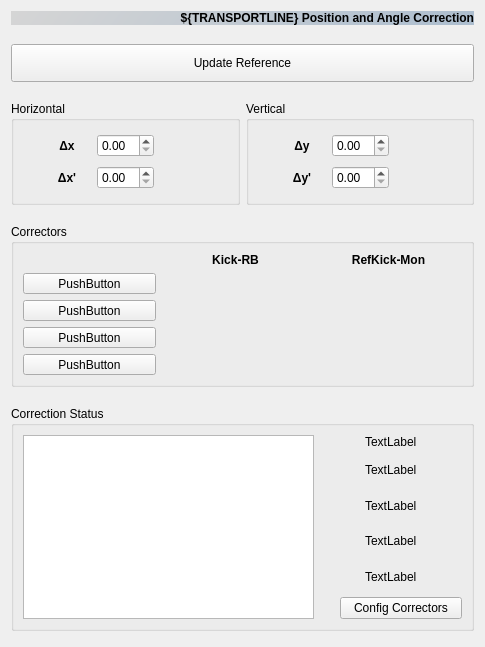
The window that pyqt-apps/siriushla/as_ap_posang/ui_as_ap_posang.ui (lnls-sirius/hla) describes before a commit, drawn with Qt 5.
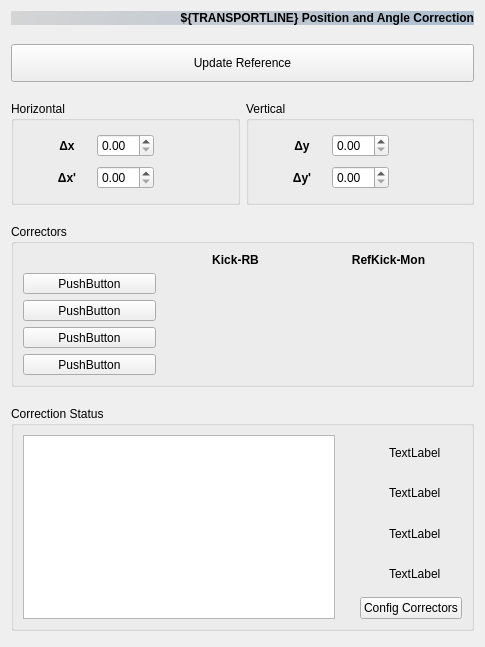
The same window after the commit. Custom widgets are drawn as their Qt base class.

Commit message: MNT: remove TB PosAng CHCH

```diff
--- a/pyqt-apps/siriushla/as_ap_posang/ui_as_ap_posang.ui
+++ b/pyqt-apps/siriushla/as_ap_posang/ui_as_ap_posang.ui
@@ -998,8 +998,8 @@
      <property name="title">
       <string>Correction Status</string>
      </property>
-     <layout class="QGridLayout" name="gridLayout_4" columnstretch="15,1,1,5">
-      <item row="1" column="2">
+     <layout class="QGridLayout" name="gridLayout_4" columnstretch="15,1,1,5,0">
+      <item row="1" column="3">
        <widget class="SiriusLedAlert" name="SiriusLedAlert">
         <property name="sizePolicy">
          <sizepolicy hsizetype="Preferred" vsizetype="Preferred">
@@ -1009,13 +1009,13 @@
         </property>
         <property name="minimumSize">
          <size>
-          <width>0</width>
+          <width>23</width>
           <height>0</height>
          </size>
         </property>
         <property name="maximumSize">
          <size>
-          <width>16777215</width>
+          <width>23</width>
           <height>16777215</height>
          </size>
         </property>
@@ -1036,7 +1036,7 @@
         </property>
        </widget>
       </item>
-      <item row="1" column="3">
+      <item row="1" column="4">
        <widget class="QLabel" name="label_status0">
         <property name="sizePolicy">
          <sizepolicy hsizetype="Preferred" vsizetype="Expanding">
@@ -1052,7 +1052,7 @@
         </property>
        </widget>
       </item>
-      <item row="2" column="2">
+      <item row="2" column="3">
        <widget class="SiriusLedAlert" name="SiriusLedAlert_2">
         <property name="sizePolicy">
          <sizepolicy hsizetype="Preferred" vsizetype="Preferred">
@@ -1089,7 +1089,7 @@
         </property>
        </widget>
       </item>
-      <item row="2" column="3">
+      <item row="2" column="4">
        <widget class="QLabel" name="label_status1">
         <property name="sizePolicy">
          <sizepolicy hsizetype="Preferred" vsizetype="Expanding">
@@ -1105,7 +1105,7 @@
         </property>
        </widget>
       </item>
-      <item row="3" column="2">
+      <item row="3" column="3">
        <widget class="SiriusLedAlert" name="SiriusLedAlert_3">
         <property name="sizePolicy">
          <sizepolicy hsizetype="Preferred" vsizetype="Preferred">
@@ -1142,7 +1142,7 @@
         </property>
        </widget>
       </item>
-      <item row="3" column="3">
+      <item row="3" column="4">
        <widget class="QLabel" name="label_status2">
         <property name="sizePolicy">
          <sizepolicy hsizetype="Preferred" vsizetype="Expanding">
@@ -1158,7 +1158,7 @@
         </property>
        </widget>
       </item>
-      <item row="4" column="2">
+      <item row="4" column="3">
        <widget class="SiriusLedAlert" name="SiriusLedAlert_4">
         <property name="sizePolicy">
          <sizepolicy hsizetype="Preferred" vsizetype="Preferred">
@@ -1195,7 +1195,7 @@
         </property>
        </widget>
       </item>
-      <item row="4" column="3">
+      <item row="4" column="4">
        <widget class="QLabel" name="label_status3">
         <property name="sizePolicy">
          <sizepolicy hsizetype="Preferred" vsizetype="Expanding">
@@ -1211,7 +1211,7 @@
         </property>
        </widget>
       </item>
-      <item row="5" column="2" colspan="2">
+      <item row="5" column="3" colspan="2">
        <widget class="PyDMPushButton" name="PyDMPushButton_ConfigPS">
         <property name="minimumSize">
          <size>
@@ -1280,7 +1280,7 @@
         </property>
        </widget>
       </item>
-      <item row="1" column="1" rowspan="5">
+      <item row="1" column="2" rowspan="5">
        <spacer name="horizontalSpacer_7">
         <property name="orientation">
          <enum>Qt::Horizontal</enum>
@@ -1296,7 +1296,7 @@
         </property>
        </spacer>
       </item>
-      <item row="0" column="0" rowspan="6">
+      <item row="1" column="0" rowspan="5" colspan="2">
        <widget class="PyDMLogLabel" name="PyDMLogLabel">
         <property name="sizePolicy">
          <sizepolicy hsizetype="Expanding" vsizetype="Expanding">
@@ -1329,19 +1329,6 @@
         </property>
        </widget>
       </item>
-      <item row="0" column="3">
-       <widget class="QLabel" name="label_corrtype">
-        <property name="styleSheet">
-         <string notr="true">font-weight:normal;</string>
-        </property>
-        <property name="text">
-         <string>TextLabel</string>
-        </property>
-       </widget>
-      </item>
-      <item row="0" column="2">
-       <layout class="QHBoxLayout" name="hlay_corrtype"/>
-      </item>
      </layout>
     </widget>
    </item>
```
Left out of the diff: 2 changed lines with no effect on the pictures. The commit also changes 2 other files.
